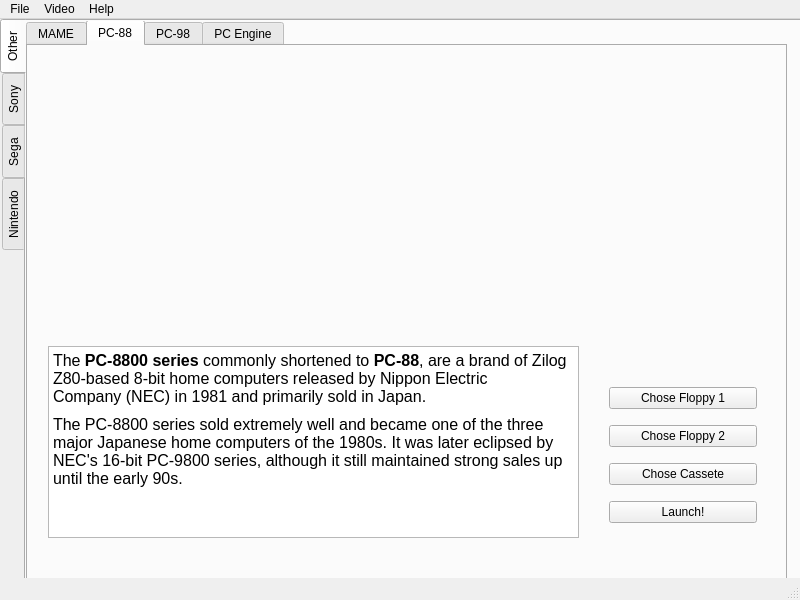
Rugaliz/Black_Noah, file MAME_GUI/mainwindow.ui: the form before one commit.
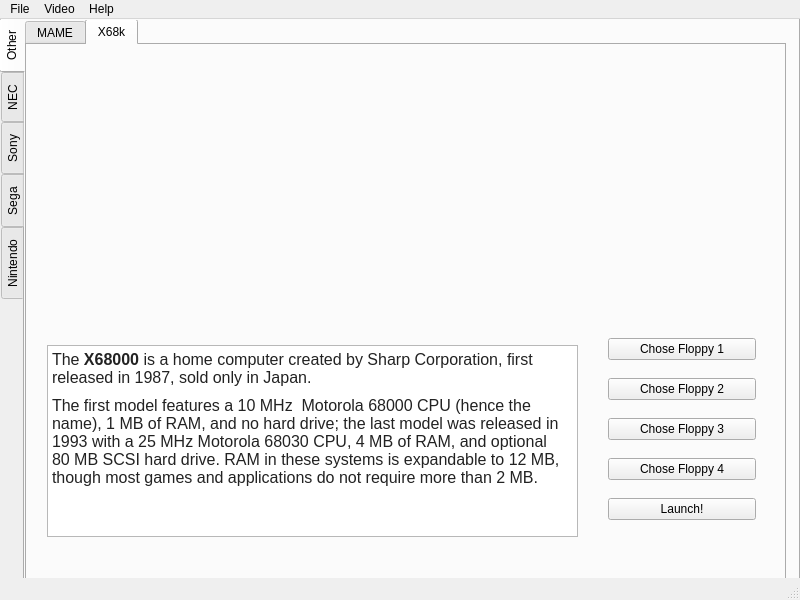
The form after the commit. The open tabs and pages were chosen to show the change.

Commit message: Load last loaded path after first use each time

What changed in the file:
```diff
--- a/MAME_GUI/mainwindow.ui
+++ b/MAME_GUI/mainwindow.ui
@@ -23,8 +23,8 @@
    <widget class="QTabWidget" name="tabWidget_2">
     <property name="geometry">
      <rect>
-      <x>0</x>
-      <y>0</y>
+      <x>-1</x>
+      <y>-1</y>
       <width>801</width>
       <height>571</height>
      </rect>
@@ -97,9 +97,100 @@
       </widget>
       <widget class="QWidget" name="tab">
        <attribute name="title">
+        <string>X68k</string>
+       </attribute>
+       <widget class="QWidget" name="verticalLayoutWidget_21">
+        <property name="geometry">
+         <rect>
+          <x>570</x>
+          <y>270</y>
+          <width>170</width>
+          <height>231</height>
+         </rect>
+        </property>
+        <layout class="QVBoxLayout" name="verticalLayout_21">
+         <item>
+          <widget class="QPushButton" name="Chose_file_X68k_floppy1">
+           <property name="text">
+            <string>Chose Floppy 1</string>
+           </property>
+          </widget>
+         </item>
+         <item>
+          <widget class="QPushButton" name="Chose_file_X68k_floppy2">
+           <property name="text">
+            <string>Chose Floppy 2</string>
+           </property>
+          </widget>
+         </item>
+         <item>
+          <widget class="QPushButton" name="Chose_file_X68k_floppy3">
+           <property name="text">
+            <string>Chose Floppy 3</string>
+           </property>
+          </widget>
+         </item>
+         <item>
+          <widget class="QPushButton" name="Chose_file_X68k_floppy4">
+           <property name="text">
+            <string>Chose Floppy 4</string>
+           </property>
+          </widget>
+         </item>
+         <item>
+          <widget class="QPushButton" name="Launcher_Button_X68k">
+           <property name="text">
+            <string>Launch!</string>
+           </property>
+          </widget>
+         </item>
+        </layout>
+       </widget>
+       <widget class="QTextBrowser" name="textBrowser_PC98_5">
+        <property name="geometry">
+         <rect>
+          <x>20</x>
+          <y>300</y>
+          <width>531</width>
+          <height>192</height>
+         </rect>
+        </property>
+        <property name="html">
+         <string>&lt;!DOCTYPE HTML PUBLIC &quot;-//W3C//DTD HTML 4.0//EN&quot; &quot;http://www.w3.org/TR/REC-html40/strict.dtd&quot;&gt;
+&lt;html&gt;&lt;head&gt;&lt;meta name=&quot;qrichtext&quot; content=&quot;1&quot; /&gt;&lt;style type=&quot;text/css&quot;&gt;
+p, li { white-space: pre-wrap; }
+&lt;/style&gt;&lt;/head&gt;&lt;body style=&quot; font-family:'Cantarell'; font-size:11pt; font-weight:400; font-style:normal;&quot;&gt;
+&lt;p style=&quot; margin-top:9px; margin-bottom:9px; margin-left:0px; margin-right:0px; -qt-block-indent:0; text-indent:0px; background-color:#ffffff;&quot;&gt;&lt;span style=&quot; font-family:'sans-serif'; font-size:12pt; color:#222222; background-color:#ffffff;&quot;&gt;The&lt;/span&gt;&lt;span style=&quot; font-family:'sans-serif'; font-size:12pt; color:#222222;&quot;&gt; &lt;/span&gt;&lt;span style=&quot; font-family:'sans-serif'; font-size:12pt; font-weight:600; color:#222222;&quot;&gt;X68000&lt;/span&gt;&lt;span style=&quot; font-family:'sans-serif'; font-size:12pt; color:#222222;&quot;&gt; is a home computer created by Sharp Corporation, first released in 1987, sold only in Japan.&lt;/span&gt;&lt;/p&gt;
+&lt;p style=&quot; margin-top:9px; margin-bottom:9px; margin-left:0px; margin-right:0px; -qt-block-indent:0; text-indent:0px; background-color:#ffffff;&quot;&gt;&lt;span style=&quot; font-family:'sans-serif'; font-size:12pt; color:#222222; background-color:#ffffff;&quot;&gt;The first model features a 10 MHz&lt;/span&gt;&lt;span style=&quot; font-family:'sans-serif'; font-size:12pt; color:#222222;&quot;&gt;  Motorola 68000 CPU (hence the name), 1 MB of RAM, and no hard drive; the last model was released in 1993 with a 25 MHz Motorola 68030 CPU, 4 MB of RAM, and optional 80 MB SCSI hard drive. RAM in these systems is expandable to 12 MB, though most games and applications do not require more than 2 MB.&lt;/span&gt;&lt;/p&gt;&lt;/body&gt;&lt;/html&gt;</string>
+        </property>
+       </widget>
+      </widget>
+     </widget>
+    </widget>
+    <widget class="QWidget" name="tab_19">
+     <attribute name="title">
+      <string>NEC</string>
+     </attribute>
+     <widget class="QTabWidget" name="tabWidget_6">
+      <property name="geometry">
+       <rect>
+        <x>0</x>
+        <y>-1</y>
+        <width>761</width>
+        <height>571</height>
+       </rect>
+      </property>
+      <property name="tabShape">
+       <enum>QTabWidget::Rounded</enum>
+      </property>
+      <property name="currentIndex">
+       <number>1</number>
+      </property>
+      <widget class="QWidget" name="tab_20">
+       <attribute name="title">
         <string>PC-88</string>
        </attribute>
-       <widget class="QWidget" name="verticalLayoutWidget_11">
+       <widget class="QWidget" name="verticalLayoutWidget_18">
         <property name="geometry">
          <rect>
           <x>570</x>
@@ -139,7 +230,7 @@
          </item>
         </layout>
        </widget>
-       <widget class="QTextBrowser" name="textBrowser_PC88">
+       <widget class="QTextBrowser" name="textBrowser_PC88_2">
         <property name="geometry">
          <rect>
           <x>20</x>
@@ -158,7 +249,7 @@
         </property>
        </widget>
       </widget>
-      <widget class="QWidget" name="tab_2">
+      <widget class="QWidget" name="tab_21">
        <attribute name="title">
         <string>PC-98</string>
        </attribute>
@@ -220,7 +311,7 @@
         </property>
        </widget>
       </widget>
-      <widget class="QWidget" name="tab_3">
+      <widget class="QWidget" name="tab_22">
        <attribute name="title">
         <string>PC Engine</string>
        </attribute>
```
Left out of the diff: 34 changed lines with no effect on the pictures. The commit also changes 2 other files.
